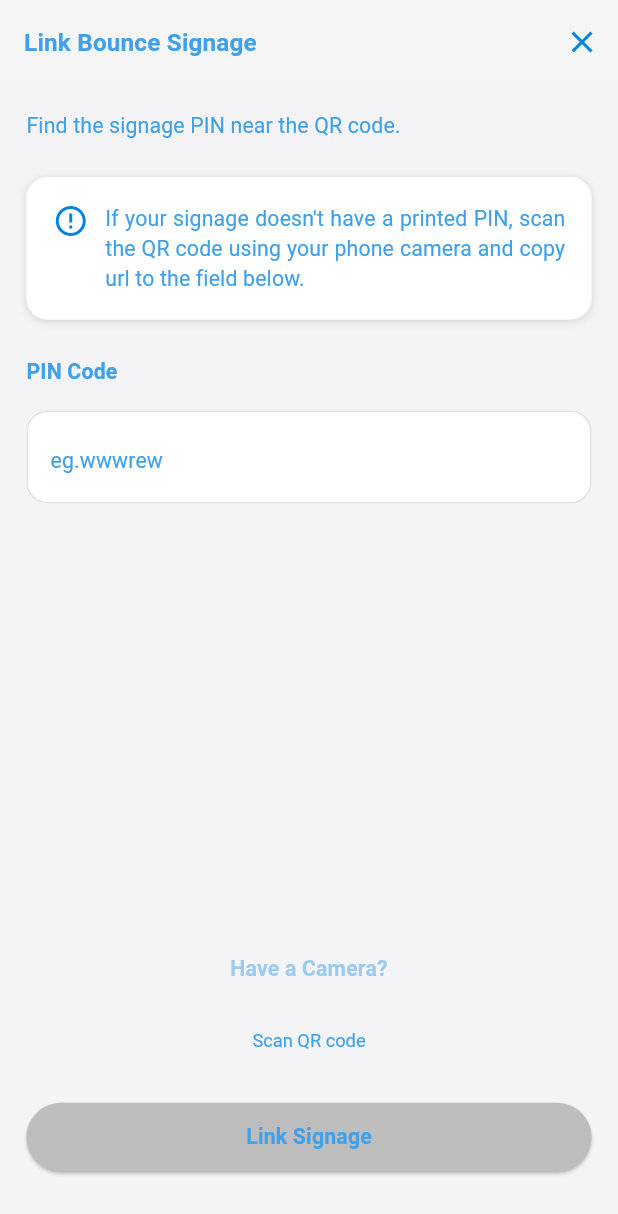
After one commit to sohanthink/cenith-merchant, a Flutter app: the DontHaveCameraView screen opened directly, on a phone screen of 412 x 824 dp. The commit adds this screen. Shown: the top 1214 px of the screen. Run offline on Flutter 3.47's test engine with Material 3 defaults, Android fonts, the light colour scheme and no system bars; our stand-ins replace fl_chart, flutter_screenutil, flutter_svg, get, intl_phone_field, table_calendar; missing offline and left inert: mobile_scanner; project files that could hold a hidden picture were left out.

Commit message:
ready_to_link screen node screen=> dont have camera screen UI done

```diff
--- a/lib/core/routes/app_routes.dart
+++ b/lib/core/routes/app_routes.dart
@@ -8,9 +8,13 @@ import 'package:cenith_marchent/features/main_bottom_nav/view/main_bottom_nav_vi
 import 'package:cenith_marchent/features/more/view/edit_profile_view.dart';
 import 'package:cenith_marchent/features/more/view/profile_view.dart';
 import 'package:cenith_marchent/features/store/view/benefits_of_linking_signage_view.dart';
+
+import 'package:cenith_marchent/features/store/view/dont_have_camera_view.dart';
 import 'package:cenith_marchent/features/store/view/link_bounce_signage.dart';
 import 'package:cenith_marchent/features/store/view/ready_to_link_view.dart';
 import 'package:flutter/material.dart';
+
+
 
 class AppRoutes {
   static Route<dynamic> routes(RouteSettings settings) {
@@ -40,6 +44,8 @@ class AppRoutes {
       screenWidget = LinkBounceSignage();
     } else if (settings.name == ReadyToLinkView.name) {
       screenWidget = ReadyToLinkView();
+    } else if (settings.name == DontHaveCameraView.name) {
+      screenWidget = DontHaveCameraView();
     }
     return MaterialPageRoute(builder: (context) => screenWidget);
   }
--- /dev/null
+++ b/lib/features/store/view/dont_have_camera_view.dart
@@ -0,0 +1,159 @@
+import 'package:cenith_marchent/core/constants/app_colors.dart';
+import 'package:cenith_marchent/core/theme/text_theme.dart';
+import 'package:cenith_marchent/features/store/view/link_bounce_signage.dart';
+import 'package:flutter/material.dart';
+import 'package:flutter_screenutil/flutter_screenutil.dart';
+
+class DontHaveCameraView extends StatefulWidget {
+  const DontHaveCameraView({super.key});
+
+  static final String name = 'dont-have-camera-screen';
+
+  @override
+  State<DontHaveCameraView> createState() => _DontHaveCameraViewState();
+}
+
+class _DontHaveCameraViewState extends State<DontHaveCameraView> {
+  final TextEditingController _pinCodeController = TextEditingController();
+  final GlobalKey<FormState> _formKey = GlobalKey<FormState>();
+
+  @override
+  Widget build(BuildContext context) {
+    return Scaffold(
+      appBar: AppBar(
+        title: Text(
+          'Link Bounce Signage',
+          style: fontSize16(
+            context,
+          )?.copyWith(fontWeight: FontWeight.bold, letterSpacing: 0.1.sp),
+        ),
+        actions: [
+          IconButton(
+            onPressed: _onTapPop,
+            icon: Icon(Icons.close, color: AppColors.themColor),
+          ),
+        ],
+        automaticallyImplyLeading: false,
+      ),
+      body: Padding(
+        padding: EdgeInsets.all(16.w),
+        child: Form(
+          key: _formKey,
+          child: Column(
+            crossAxisAlignment: CrossAxisAlignment.start,
+            children: [
+              Text(
+                'Find the signage PIN near the QR code.',
+                style: fontSize14(context),
+              ),
+              SizedBox(height: 24.h),
+              _buildDirectionText(context),
+              SizedBox(height: 24.h),
+              Text(
+                'PIN Code',
+                style: fontSize14(
+                  context,
+                )?.copyWith(fontWeight: FontWeight.bold, letterSpacing: 0.1.sp),
+              ),
+              SizedBox(height: 16.h),
+              _buildPinCodeField(context),
+              Spacer(),
+              _buildButton(context),
+              SizedBox(height: 24.h),
+            ],
+          ),
+        ),
+      ),
+    );
+  }
+
+  Widget _buildButton(BuildContext context) {
+    return Column(
+      children: [
+        TextButton(
+          onPressed: () {},
+          child: Text(
+            'Have a Camera?',
+            style: fontSize14(context)?.copyWith(
+              fontWeight: FontWeight.bold,
+              letterSpacing: 0.1.sp,
+              color: AppColors.midLightBlue.shade400,
+            ),
+          ),
+        ),
+        TextButton(
+          onPressed: () {},
+          child: Text('Scan QR code', style: fontSize12(context)),
+        ),
+        SizedBox(height: 16.h),
+        ElevatedButton(
+          style: ElevatedButton.styleFrom(
+            backgroundColor: Colors.grey.shade400,
+            foregroundColor: AppColors.midLightBlue,
+          ),
+          onPressed: () {},
+          child: Text('Link Signage'),
+        ),
+      ],
+    );
+  }
+
+  Widget _buildPinCodeField(BuildContext context) {
+    return TextFormField(
+      controller: _pinCodeController,
+      decoration: InputDecoration(
+        hintText: 'eg.wwwrew',
+        hintStyle: fontSize14(context),
+      ),
+      validator: (value) {
+        if (value!.isEmpty) {
+          return 'Pin code is required';
+        }
+        return null;
+      },
+    );
+  }
+
+  Widget _buildDirectionText(BuildContext context) {
+    return Container(
+      padding: EdgeInsets.all(16.w),
+      decoration: BoxDecoration(
+        color: Colors.white,
+        borderRadius: BorderRadius.circular(14.r),
+        boxShadow: [
+          BoxShadow(
+            color: Colors.black12,
+            blurRadius: 4.r,
+            offset: Offset(0, 1),
+          ),
+        ],
+      ),
+      child: Row(
+        crossAxisAlignment: CrossAxisAlignment.start,
+        children: [
+          Icon(Icons.error_outline_outlined, color: AppColors.themColor),
+          SizedBox(width: 10.w),
+          Expanded(
+            child: Text(
+              'If your signage doesn\'t have a printed PIN, scan the QR code using your phone camera and copy url to the field below.',
+              maxLines: 3,
+              textAlign: TextAlign.justify,
+              style: fontSize14(context)?.copyWith(letterSpacing: 0.1.sp),
+              softWrap: true,
+            ),
+          ),
+        ],
+      ),
+    );
+  }
+
+  void _onTapPop() {
+    Navigator.pop(context);
+  }
+
+  @override
+  void dispose() {
+    _pinCodeController.dispose();
+    super.dispose();
+  }
+}
--- a/lib/features/store/view/ready_to_link_view.dart
+++ b/lib/features/store/view/ready_to_link_view.dart
@@ -1,5 +1,6 @@
 import 'package:cenith_marchent/core/constants/app_colors.dart';
 import 'package:cenith_marchent/core/theme/text_theme.dart';
+import 'package:cenith_marchent/features/store/view/dont_have_camera_view.dart';
 import 'package:cenith_marchent/features/store/view/link_bounce_signage.dart';
 import 'package:flutter/material.dart';
 import 'package:flutter_screenutil/flutter_screenutil.dart';
@@ -80,7 +81,8 @@ class _ReadyToLinkViewState extends State<ReadyToLinkView> {
               child: Column(
                 children: [
                   TextButton(
-                    onPressed: () {},
+                    onPressed: () =>
+                        Navigator.pushNamed(context, DontHaveCameraView.name),
                     child: Text(
                       'Don\'t have a camera?',
                       style: fontSize14(context)?.copyWith(
```
